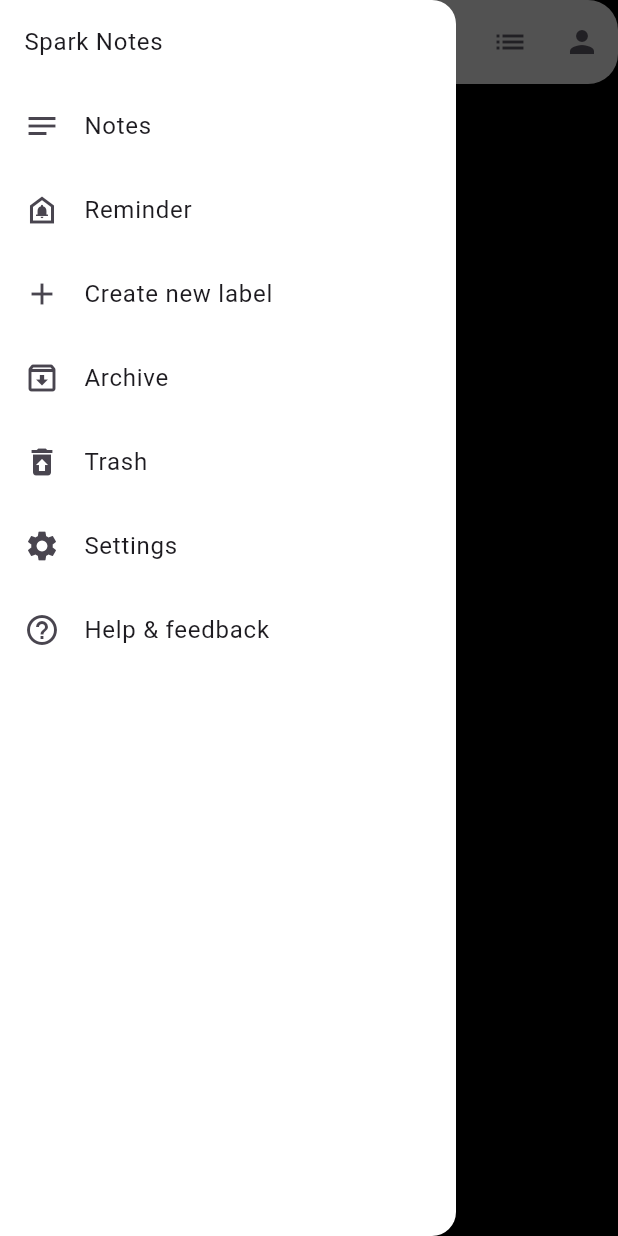
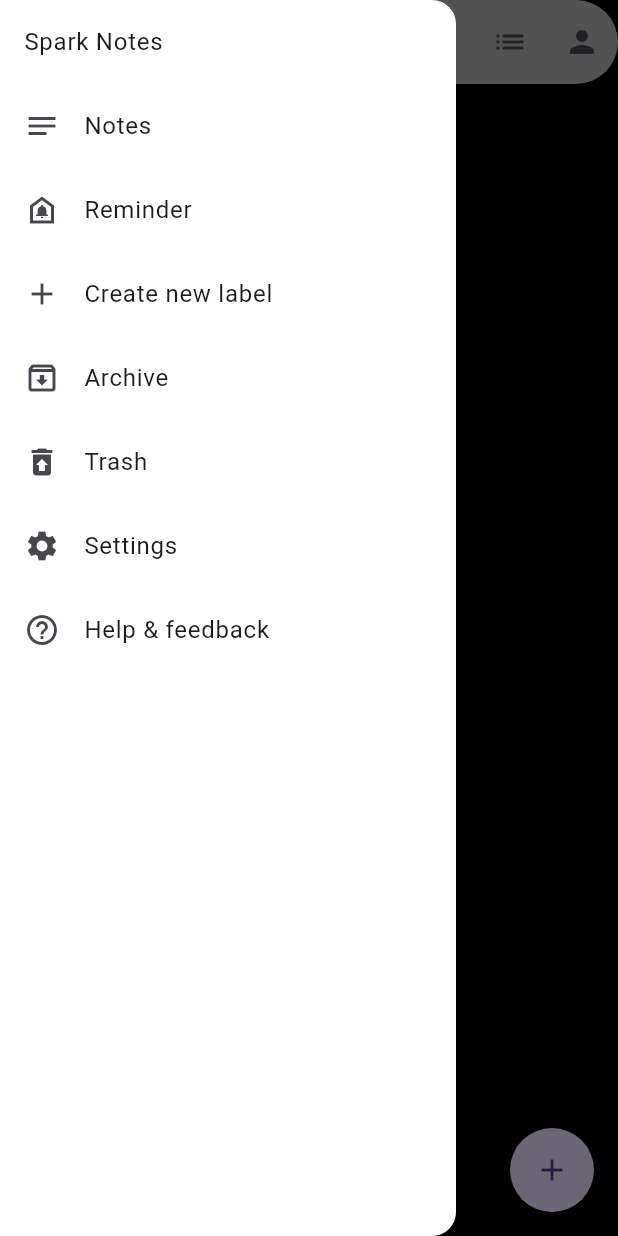
Before and after one commit to Draculanaim/sparknotes, a Flutter app: the screen it shows after launch, with the side drawer open, on a phone screen of 412 x 824 dp. Run offline on Flutter 3.47's test engine with Material 3 defaults, Android fonts, the phone set to English and light mode, and no system bars.

```diff
--- a/lib/Archive.dart
+++ b/lib/Archive.dart
@@ -22,7 +22,11 @@ class ArchiveActivity extends StatelessWidget{
   @override
   Widget build(BuildContext context) {
     return Scaffold(
-
+      backgroundColor: Colors.black87,
+      appBar: AppBar(
+        title: Text('Archive'),
+        backgroundColor: Colors.lightBlueAccent,
+      ),
     );
   }
 }
--- a/lib/Help & feedback.dart
+++ b/lib/Help & feedback.dart
@@ -22,7 +22,11 @@ class HelpActivity extends StatelessWidget{
   @override
   Widget build(BuildContext context) {
     return Scaffold(
-
+      backgroundColor: Colors.black87,
+      appBar: AppBar(
+        title: Text('Help & feedback'),
+        backgroundColor: Colors.lightBlueAccent,
+      ),
     );
   }
 }
--- a/lib/Reminder.dart
+++ b/lib/Reminder.dart
@@ -22,7 +22,11 @@ class ReminderActivity extends StatelessWidget{
   @override
   Widget build(BuildContext context) {
     return Scaffold(
-
+      backgroundColor: Colors.black87,
+      appBar: AppBar(
+        title: Text('Reminder'),
+        backgroundColor: Colors.lightBlueAccent,
+      ),
     );
   }
 }
--- a/lib/Settings.dart
+++ b/lib/Settings.dart
@@ -22,7 +22,11 @@ class SettingsActivity extends StatelessWidget{
   @override
   Widget build(BuildContext context) {
     return Scaffold(
-
+      backgroundColor: Colors.black87,
+      appBar: AppBar(
+        title: Text('Settings'),
+        backgroundColor: Colors.lightBlueAccent,
+      ),
     );
   }
 }
--- a/lib/main.dart
+++ b/lib/main.dart
@@ -32,14 +32,15 @@ class HomeActivity extends StatelessWidget {
   Widget build(BuildContext context) {
     return Scaffold(
       appBar: AppBar(
-        title: Text('Spark Notes'),
+
+        //title: Text('Spark Notes'),
         actions: [
           IconButton(onPressed: (){}, icon: Icon(Icons.list),padding: EdgeInsets.all(3),),
           IconButton(onPressed: (){}, icon: Icon(Icons.person),padding: EdgeInsets.all(3),),
         ],
         backgroundColor: Colors.white70,
         shape: RoundedRectangleBorder(
-            borderRadius: BorderRadius.circular(20), side: BorderSide.none),
+            borderRadius: BorderRadius.circular(30), side: BorderSide.none),
       ),
       drawer: Drawer(
         backgroundColor: Colors.white,
@@ -96,6 +97,13 @@ class HomeActivity extends StatelessWidget {
       ),
       backgroundColor: Colors.black,
       //bottomNavigationBar: BottomNavigationBar(items: ),
+      floatingActionButton: FloatingActionButton(
+        shape: RoundedRectangleBorder(
+          borderRadius: BorderRadius.circular(30),
+        ),
+        child: Icon(Icons.add),
+        onPressed: (){Navigator.push(context, MaterialPageRoute(builder: (context)=>CreateActivity()),);},
+      ),
 
     );
   }
```
Also changed, not shown: lib/CreatenewLabel.dart (+6 -1 lines), lib/Trash.dart (+10 -7 lines).
